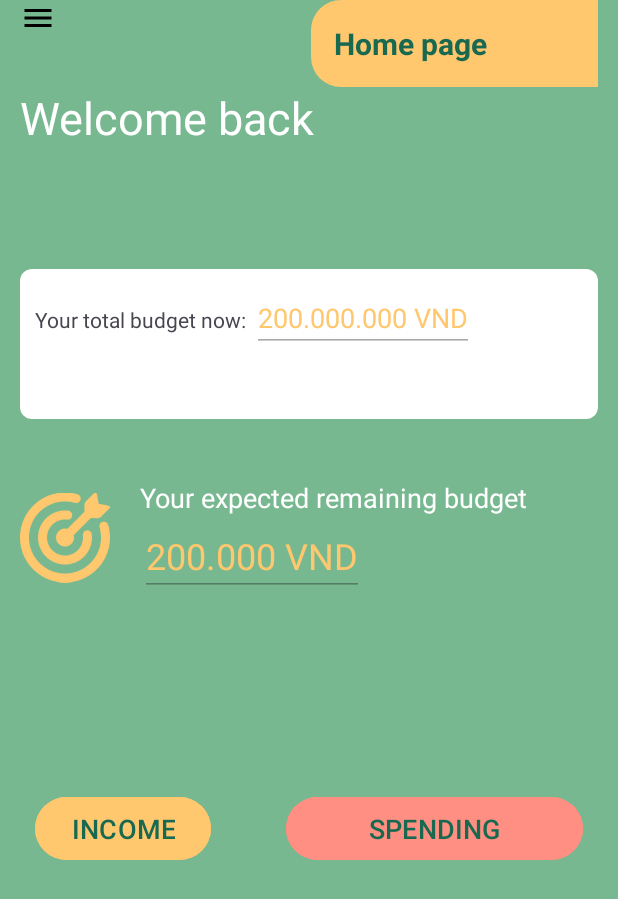
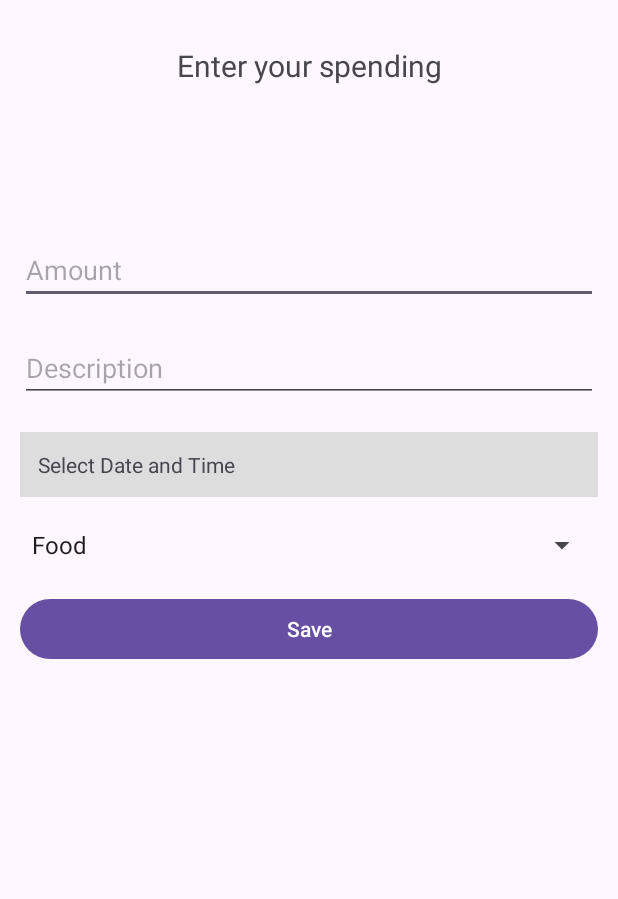
Before and after one commit to kyBa-Le/android-project-my-budget, an Android app: the HomeActivity screen opened directly, with no data from a screen before it, after a tap on "SPENDING", on a phone screen of 412 x 824 dp. Shown: the top 899 px of the screen. Run offline under Robolectric (Android 15) with nearby library versions, the light colour scheme and no system bars.

Commit message:
handle saving total budget based on the income or spending

```diff
--- a/app/src/main/AndroidManifest.xml
+++ b/app/src/main/AndroidManifest.xml
@@ -16,7 +16,7 @@
             android:name=".CategoryActivity"
             android:exported="false" />
         <activity
-            android:name=".IncomeFormActivity"
+            android:name=".ExpenditureFormActivity"
             android:exported="false" />
         <activity
             android:name=".MainActivity"
--- a/app/src/main/java/com/example/mybudget/IncomeFormActivity.java
+++ b/app/src/main/java/com/example/mybudget/ExpenditureFormActivity.java
@@ -8,7 +8,6 @@ import android.widget.Button;
 import android.widget.EditText;
 import android.widget.Spinner;
 import android.widget.TextView;
-import android.widget.TimePicker;
 import android.widget.Toast;
 
 import androidx.activity.EdgeToEdge;
@@ -17,6 +16,7 @@ import androidx.core.graphics.Insets;
 import androidx.core.view.ViewCompat;
 import androidx.core.view.WindowInsetsCompat;
 
+import com.example.mybudget.database.BudgetSharedPreference;
 import com.example.mybudget.database.CategoryDao;
 import com.example.mybudget.database.TransactionDao;
 import com.example.mybudget.entity.Category;
@@ -26,12 +26,13 @@ import java.util.Calendar;
 import java.util.List;
 import java.util.Locale;
 
-public class IncomeFormActivity extends AppCompatActivity {
+public class ExpenditureFormActivity extends AppCompatActivity {
 
     EditText amountEditText, descriptionEditText;
-    TextView dateTextView;
+    TextView dateTextView, title;
     Spinner categorySpinner;
     Button buttonSave;
+    String type;
 
     private CategoryDao categoryDao;
     private TransactionDao transactionDao;
@@ -42,9 +43,13 @@ public class IncomeFormActivity extends AppCompatActivity {
     protected void onCreate(Bundle savedInstanceState) {
         super.onCreate(savedInstanceState);
         EdgeToEdge.enable(this);
-        setContentView(R.layout.activity_income_form);
+        setContentView(R.layout.activity_expenditure_form);
 
         mapping();
+
+        type = getIntent().getStringExtra("type");
+        assert type != null;
+        title.setText(type.equals("income") ? "Enter your income" : "Enter your spending");
 
         categoryDao = new CategoryDao(this);
         transactionDao = new TransactionDao(this);
@@ -67,6 +72,7 @@ public class IncomeFormActivity extends AppCompatActivity {
         dateTextView = findViewById(R.id.textViewSelectDate);
         categorySpinner = findViewById(R.id.spinnerCategory);
         buttonSave = findViewById(R.id.buttonSave);
+        title = findViewById(R.id.expenditureFormTitle);
     }
 
     public void createCategorySpinner() {
@@ -98,7 +104,8 @@ public class IncomeFormActivity extends AppCompatActivity {
             } catch (Exception e) {
                 Toast.makeText(this, e.getMessage(), Toast.LENGTH_SHORT).show();
             }
-            Toast.makeText(this, selectedDateTime, Toast.LENGTH_SHORT).show();
+            Toast.makeText(this, "New income saved", Toast.LENGTH_SHORT).show();
+            finish();
         });
     }
 
@@ -107,7 +114,15 @@ public class IncomeFormActivity extends AppCompatActivity {
         String description = descriptionEditText.getText().toString();
         Category category = (Category) categorySpinner.getSelectedItem();
         String date = dateTextView.getText().toString();
-        transactionDao.createTransaction(amount, category.getId(), "income", description, date);
+
+        transactionDao.createTransaction(amount, category.getId(), type, description, date);
+
+        BudgetSharedPreference budgetSharedPreference = BudgetSharedPreference.getInstance(this);
+        if (type.equals("income")) {
+            budgetSharedPreference.saveTotalBudget(budgetSharedPreference.getTotalBudget() + amount);
+        } else {
+            budgetSharedPreference.saveTotalBudget(budgetSharedPreference.getTotalBudget() - amount);
+        }
     }
 
 }
--- a/app/src/main/java/com/example/mybudget/HomeActivity.java
+++ b/app/src/main/java/com/example/mybudget/HomeActivity.java
@@ -6,7 +6,7 @@ import android.widget.Button;
 import android.widget.EditText;
 import android.widget.ImageView;
 import android.widget.TextView;
-import android.widget.Toast;
+
 import androidx.activity.EdgeToEdge;
 import androidx.appcompat.app.AppCompatActivity;
 import androidx.core.graphics.Insets;
@@ -14,12 +14,15 @@ import androidx.core.view.ViewCompat;
 import androidx.core.view.WindowInsetsCompat;
 
 import com.example.mybudget.component.MenuComponent;
+import com.example.mybudget.database.BudgetSharedPreference;
+import com.example.mybudget.util.MoneyFormatter;
 
 public class HomeActivity extends AppCompatActivity {
     TextView usernameTextView;
     ImageView menuIcon;
     EditText totalBudgetEditText, expectedBudgetEditText;
     Button incomeButton, spendingButton;
+    private BudgetSharedPreference budgetSharedPreference;
 
     @Override
     public void onCreate(Bundle savedInstanceState) {
@@ -33,6 +36,10 @@ public class HomeActivity extends AppCompatActivity {
         String username = getIntent().getStringExtra("username");
         usernameTextView.setText(username);
 
+        budgetSharedPreference = BudgetSharedPreference.getInstance(this);
+        totalBudgetEditText.setText(MoneyFormatter.formatVND(budgetSharedPreference.getTotalBudget()));
+        expectedBudgetEditText.setText(MoneyFormatter.formatVND(budgetSharedPreference.getExpectedBudget()));
+
         setUpIncomeButton();
         setUpSpendingButton();
 
@@ -42,6 +49,13 @@ public class HomeActivity extends AppCompatActivity {
             return insets;
         });
 
+    }
+
+    @Override
+    protected void onResume() {
+        super.onResume();
+        long updatedBudget = this.budgetSharedPreference.getTotalBudget();
+        totalBudgetEditText.setText(MoneyFormatter.formatVND(updatedBudget));
     }
 
     private void mapping() {
@@ -55,12 +69,17 @@ public class HomeActivity extends AppCompatActivity {
 
     public void setUpIncomeButton() {
         incomeButton.setOnClickListener(v -> {
-            Intent intent = new Intent(HomeActivity.this, IncomeFormActivity.class);
+            Intent intent = new Intent(HomeActivity.this, ExpenditureFormActivity.class);
+            intent.putExtra("type", "income");
             startActivity(intent);
         });
     }
 
     public void setUpSpendingButton() {
-        spendingButton.setOnClickListener(v -> Toast.makeText(this, "You tapped on spending button", Toast.LENGTH_SHORT).show());
+        spendingButton.setOnClickListener(v -> {
+            Intent intent = new Intent(HomeActivity.this, ExpenditureFormActivity.class);
+            intent.putExtra("type", "spending");
+            startActivity(intent);
+        });
     }
 }
--- /dev/null
+++ b/app/src/main/java/com/example/mybudget/database/BudgetSharedPreference.java
@@ -0,0 +1,44 @@
+package com.example.mybudget.database;
+
+import android.content.Context;
+import android.content.SharedPreferences;
+
+public class BudgetSharedPreference {
+    private final String PREF_NAME = "budget_preference";
+    private final String KEY_TOTAL_BUDGET = "total_budget";
+    private final String KEY_EXPECTED_BUDGET = "expected_budget";
+
+    private SharedPreferences sharedPreferences;
+
+    private static BudgetSharedPreference instance;
+
+    public static BudgetSharedPreference getInstance(Context context) {
+        if (instance == null) {
+            instance = new BudgetSharedPreference(context);
+        }
+        return instance;
+    }
+
+    public BudgetSharedPreference(){}
+
+    public BudgetSharedPreference(Context context) {
+        sharedPreferences = context.getSharedPreferences(PREF_NAME, Context.MODE_PRIVATE);
+    }
+
+    public void saveTotalBudget(long totalBudget) {
+        this.sharedPreferences.edit().putLong(KEY_TOTAL_BUDGET, totalBudget).apply();
+    }
+
+    public long getTotalBudget() {
+        return this.sharedPreferences.getLong(KEY_TOTAL_BUDGET, 0);
+    }
+
+    public void saveExpectedBudget(long expectedBudget) {
+        this.sharedPreferences.edit().putLong(KEY_EXPECTED_BUDGET, expectedBudget).apply();
+    }
+
+    public long getExpectedBudget() {
+        return this.sharedPreferences.getLong(KEY_EXPECTED_BUDGET, 0);
+    }
+
+}
--- /dev/null
+++ b/app/src/main/java/com/example/mybudget/util/MoneyFormatter.java
@@ -0,0 +1,17 @@
+package com.example.mybudget.util;
+
+import java.text.DecimalFormat;
+import java.text.DecimalFormatSymbols;
+
+public class MoneyFormatter {
+
+    public static String formatVND(long amount) {
+        DecimalFormatSymbols symbols = new DecimalFormatSymbols();
+        symbols.setGroupingSeparator('.');
+        symbols.setDecimalSeparator(',');
+
+        DecimalFormat formatter = new DecimalFormat("#,###", symbols);
+
+        return formatter.format(amount) + " đ";
+    }
+}
--- a/app/src/main/res/layout/activity_income_form.xml
+++ b/app/src/main/res/layout/activity_expenditure_form.xml
@@ -6,13 +6,13 @@
     android:layout_height="wrap_content">
 
     <TextView
+        android:id="@+id/expenditureFormTitle"
         android:layout_width="match_parent"
+        android:layout_height="match_parent"
         android:layout_marginTop="30dp"
-        android:layout_height="match_parent"
+        android:text="Enter your income"
         android:textAlignment="center"
-        android:textSize="20sp"
-        android:text="Enter your income"
-        />
+        android:textSize="20sp" />
 
     <EditText
         android:layout_marginTop="100dp"
```
Also changed, not shown: app/src/main/java/com/example/mybudget/MainActivity.java (+11 -2 lines).
